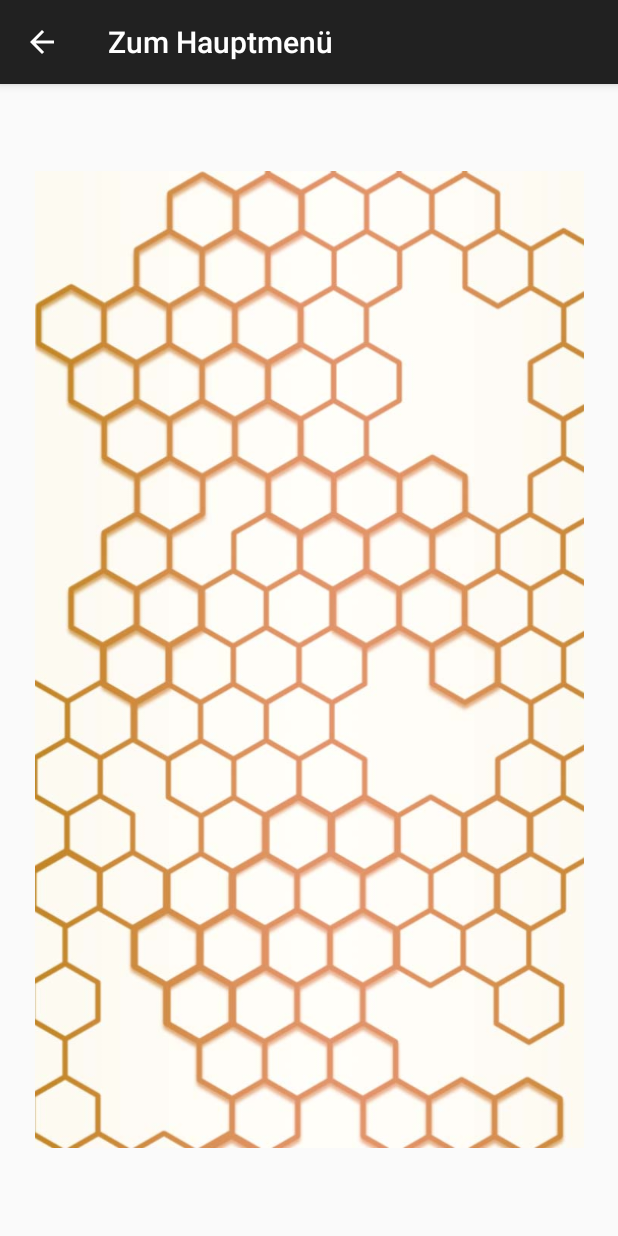
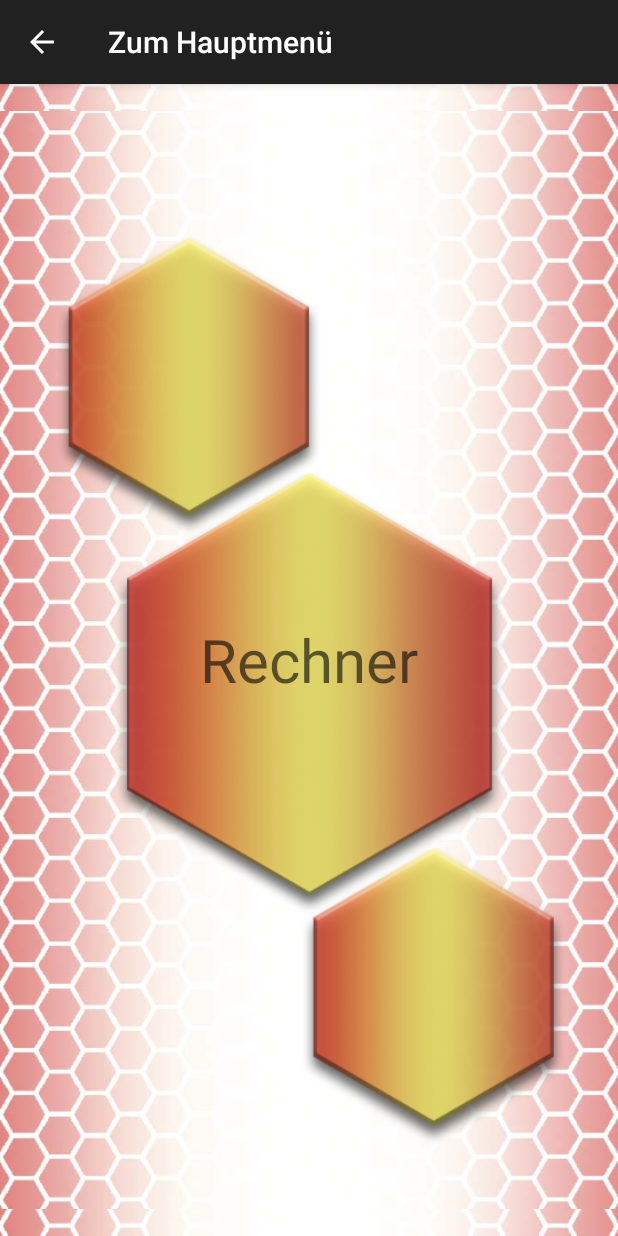
Before and after one commit to AlphaReborn/Stochastik-App, an Android app: the UrneMenu screen opened directly, with no data from a screen before it, on a phone screen of 412 x 824 dp. Run offline under Robolectric (Android 15) with nearby library versions, the phone set to English and light mode, and no system bars.

Commit message:
new menu layout

```diff
--- a/app/src/main/java/com/alphareborn/stochastik_app/UrneMenu.java
+++ b/app/src/main/java/com/alphareborn/stochastik_app/UrneMenu.java
@@ -1,11 +1,13 @@
 package com.alphareborn.stochastik_app;
 
 import android.content.Intent;
+import android.media.Image;
 import android.os.Bundle;
 import android.support.v4.app.NavUtils;
 import android.support.v7.app.AppCompatActivity;
 import android.view.MenuItem;
 import android.view.View;
+import android.widget.ImageView;
 import android.widget.RelativeLayout;
 
 public class UrneMenu extends AppCompatActivity {
@@ -31,8 +33,19 @@ public class UrneMenu extends AppCompatActivity {
 
         });
 */
+        ImageView layout = (ImageView) findViewById(R.id.button_mid);
+        layout.setOnClickListener(new View.OnClickListener() {
 
-    }
+        @Override
+        public void onClick(View v) {
+            Intent myIntent = new Intent(UrneMenu.this, UrneRechner.class);
+            UrneMenu.this.startActivity(myIntent);
+
+        }
+
+        });
+
+        }
 
     @Override
     public boolean onOptionsItemSelected(MenuItem item) {
--- a/app/src/main/res/layout/urne_menu_layout.xml
+++ b/app/src/main/res/layout/urne_menu_layout.xml
@@ -1,13 +1,43 @@
 <?xml version="1.0" encoding="utf-8"?>
 <FrameLayout xmlns:android="http://schemas.android.com/apk/res/android"
     android:orientation="vertical"
-    android:layout_width="match_parent" android:layout_height="fill_parent">
-
+    android:layout_width="match_parent" android:layout_height="fill_parent"
+    android:background="@mipmap/menu_bg">
 
     <ImageView
-        android:layout_width="566dp"
-        android:layout_height="651dp"
-        android:id="@+id/imageView"
+        android:layout_height="match_parent"
+        android:layout_width="match_parent"
+        android:id="@+id/bg"
         android:layout_gravity="center"
-        android:src="@mipmap/hexa_raster" />
+        android:src="@mipmap/menu_bg" />
+    <ImageView
+        android:layout_height="match_parent"
+        android:layout_width="match_parent"
+        android:id="@+id/button_bot"
+        android:layout_gravity="center"
+        android:src="@mipmap/button3" />
+    <ImageView
+        android:layout_height="match_parent"
+        android:layout_width="match_parent"
+        android:id="@+id/button_mid"
+        android:layout_gravity="center"
+        android:src="@mipmap/button2" />
+
+    <ImageView
+        android:layout_height="match_parent"
+        android:layout_width="match_parent"
+        android:id="@+id/button_top"
+        android:layout_gravity="left|top"
+        android:src="@mipmap/button1" />
+
+    <TextView
+        android:layout_width="wrap_content"
+        android:layout_height="wrap_content"
+        android:textAppearance="?android:attr/textAppearanceMedium"
+        android:text="Rechner"
+        android:id="@+id/textView4"
+        android:textSize="40dp"
+        android:layout_centerVertical="true"
+        android:layout_centerHorizontal="true"
+        android:layout_gravity="center" />
 </FrameLayout>
```
Also changed, not shown: app/src/main/res/mipmap-xhdpi/bg.jpg (deleted), app/src/main/res/mipmap-xhdpi/button1.png (added), app/src/main/res/mipmap-xhdpi/button2.png (added), app/src/main/res/mipmap-xhdpi/button3.png (added), app/src/main/res/mipmap-xhdpi/hexa_button_1.png (deleted), app/src/main/res/mipmap-xhdpi/menu_bg.jpg (added), 15 other files.
